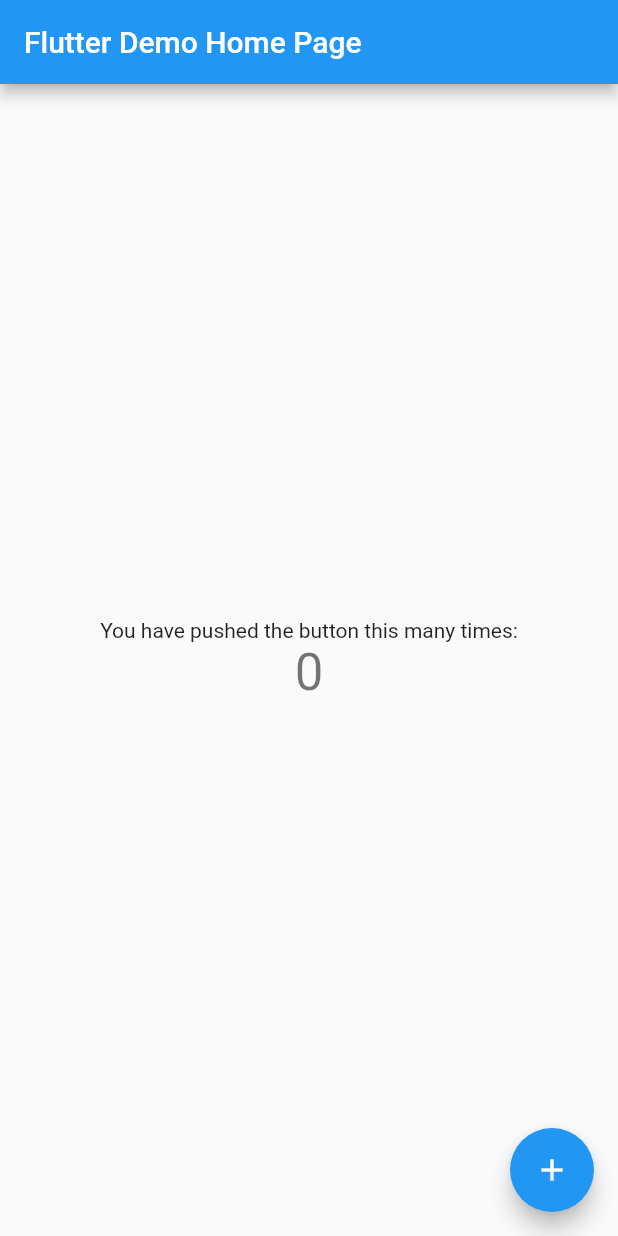
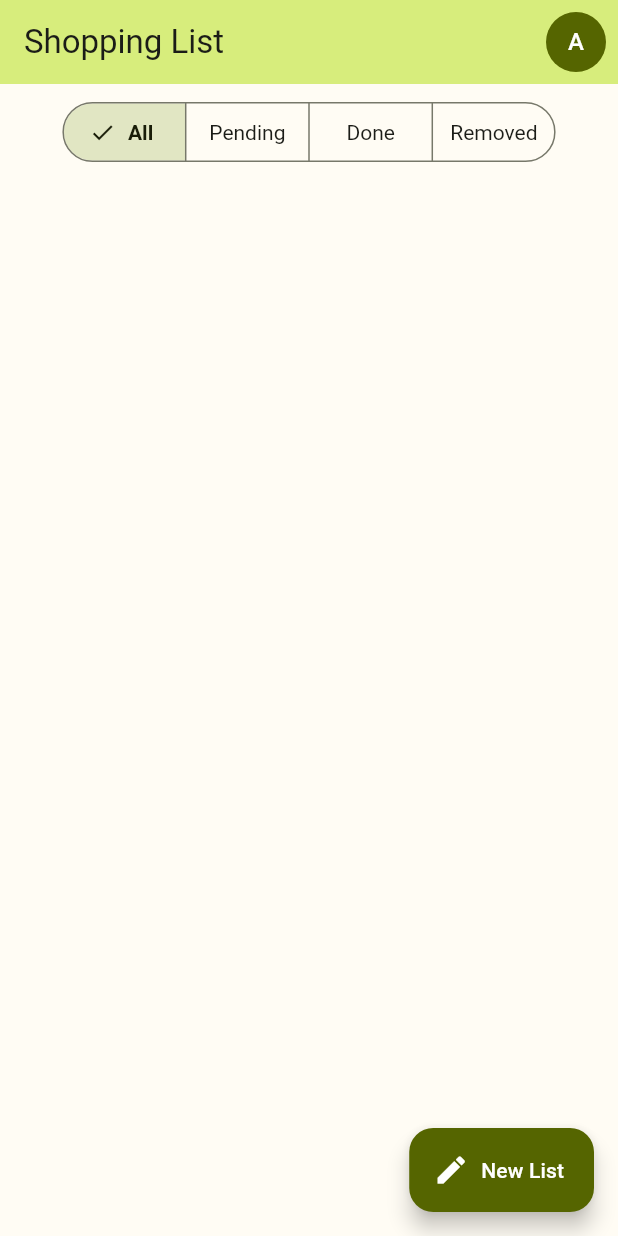
Before and after one commit to wiltonpolesca/flutter-shop_list, a Flutter app: the screen it shows after launch, on a phone screen of 412 x 824 dp. Run offline on Flutter 3.47's test engine with Material 2 defaults, Android fonts, the light colour scheme and no system bars.

Commit message:
Applied theme Added new widgets Creating the home-page

```diff
--- a/lib/main.dart
+++ b/lib/main.dart
@@ -1,115 +1,8 @@
 import 'package:flutter/material.dart';
+import 'package:shop_list/src/home/home_page.dart';
+import 'package:shop_list/src/shared/app_widget.dart';
 
 void main() {
-  runApp(const MyApp());
+  const _appTitle = 'Shopping List';
+  runApp(const AppWidget(_appTitle, HomePage()));
 }
-
-class MyApp extends StatelessWidget {
-  const MyApp({super.key});
-
-  // This widget is the root of your application.
-  @override
-  Widget build(BuildContext context) {
-    return MaterialApp(
-      title: 'Flutter Demo',
-      theme: ThemeData(
-        // This is the theme of your application.
-        //
-        // Try running your application with "flutter run". You'll see the
-        // application has a blue toolbar. Then, without quitting the app, try
-        // changing the primarySwatch below to Colors.green and then invoke
-        // "hot reload" (press "r" in the console where you ran "flutter run",
-        // or simply save your changes to "hot reload" in a Flutter IDE).
-        // Notice that the counter didn't reset back to zero; the application
-        // is not restarted.
-        primarySwatch: Colors.blue,
-      ),
-      home: const MyHomePage(title: 'Flutter Demo Home Page'),
-    );
-  }
-}
-
-class MyHomePage extends StatefulWidget {
-  const MyHomePage({super.key, required this.title});
-
-  // This widget is the home page of your application. It is stateful, meaning
-  // that it has a State object (defined below) that contains fields that affect
-  // how it looks.
-
-  // This class is the configuration for the state. It holds the values (in this
-  // case the title) provided by the parent (in this case the App widget) and
-  // used by the build method of the State. Fields in a Widget subclass are
-  // always marked "final".
-
-  final String title;
-
-  @override
-  State<MyHomePage> createState() => _MyHomePageState();
-}
-
-class _MyHomePageState extends State<MyHomePage> {
-  int _counter = 0;
-
-  void _incrementCounter() {
-    setState(() {
-      // This call to setState tells the Flutter framework that something has
-      // changed in this State, which causes it to rerun the build method below
-      // so that the display can reflect the updated values. If we changed
-      // _counter without calling setState(), then the build method would not be
-      // called again, and so nothing would appear to happen.
-      _counter++;
-    });
-  }
-
-  @override
-  Widget build(BuildContext context) {
-    // This method is rerun every time setState is called, for instance as done
-    // by the _incrementCounter method above.
-    //
-    // The Flutter framework has been optimized to make rerunning build methods
-    // fast, so that you can just rebuild anything that needs updating rather
-    // than having to individually change instances of widgets.
-    return Scaffold(
-      appBar: AppBar(
-        // Here we take the value from the MyHomePage object that was created by
-        // the App.build method, and use it to set our appbar title.
-        title: Text(widget.title),
-      ),
-      body: Center(
-        // Center is a layout widget. It takes a single child and positions it
-        // in the middle of the parent.
-        child: Column(
-          // Column is also a layout widget. It takes a list of children and
-          // arranges them vertically. By default, it sizes itself to fit its
-          // children horizontally, and tries to be as tall as its parent.
-          //
-          // Invoke "debug painting" (press "p" in the console, choose the
-          // "Toggle Debug Paint" action from the Flutter Inspector in Android
-          // Studio, or the "Toggle Debug Paint" command in Visual Studio Code)
-          // to see the wireframe for each widget.
-          //
-          // Column has various properties to control how it sizes itself and
-          // how it positions its children. Here we use mainAxisAlignment to
-          // center the children vertically; the main axis here is the vertical
-          // axis because Columns are vertical (the cross axis would be
-          // horizontal).
-          mainAxisAlignment: MainAxisAlignment.center,
-          children: <Widget>[
-            const Text(
-              'You have pushed the button this many times:',
-            ),
-            Text(
-              '$_counter',
-              style: Theme.of(context).textTheme.headlineMedium,
-            ),
-          ],
-        ),
-      ),
-      floatingActionButton: FloatingActionButton(
-        onPressed: _incrementCounter,
-        tooltip: 'Increment',
-        child: const Icon(Icons.add),
-      ), // This trailing comma makes auto-formatting nicer for build methods.
-    );
-  }
-}
--- /dev/null
+++ b/lib/src/home/home_page.dart
@@ -0,0 +1,62 @@
+import 'package:flutter/material.dart';
+import 'package:shop_list/src/shared/widgets/user_avatar_button.dart';
+
+class HomePage extends StatefulWidget {
+  const HomePage({super.key});
+
+  @override
+  State<HomePage> createState() => _HomePageState();
+}
+
+class _HomePageState extends State<HomePage> {
+  @override
+  Widget build(BuildContext context) {
+    return Scaffold(
+      appBar: AppBar(
+        title: const Text('Shopping List'),
+        actions: const [
+          Padding(
+            padding: EdgeInsets.only(right: 8),
+            child: UserAvatarButton(),
+          )
+        ],
+      ),
+      body: Center(
+        child: Column(
+          children: [
+            Padding(
+              padding: const EdgeInsets.all(8),
+              child: SegmentedButton<int>(
+                segments: const [
+                  ButtonSegment(
+                    value: 0,
+                    label: Text('All'),
+                  ),
+                  ButtonSegment(
+                    value: 1,
+                    label: Text('Pending'),
+                  ),
+                  ButtonSegment(
+                    value: 2,
+                    label: Text('Done'),
+                  ),
+                  ButtonSegment(
+                    value: 3,
+                    label: Text('Removed'),
+                  ),
+                ],
+                onSelectionChanged: (values) {},
+                selected: const {0},
+              ),
+            ),
+          ],
+        ),
+      ),
+      floatingActionButton: FloatingActionButton.extended(
+        onPressed: () {},
+        label: const Text('New List'),
+        icon: const Icon(Icons.edit),
+      ),
+    );
+  }
+}
--- /dev/null
+++ b/lib/src/shared/app_widget.dart
@@ -0,0 +1,27 @@
+import 'package:flutter/material.dart';
+
+import 'theme/themes.dart';
+
+class AppWidget extends StatelessWidget {
+  final String title;
+  final Widget home;
+  final ThemeMode themeMode;
+  const AppWidget(
+    this.title,
+    this.home, {
+    this.themeMode = ThemeMode.light,
+    super.key,
+  });
+
+  // This widget is the root of your application.
+  @override
+  Widget build(BuildContext context) {
+    return MaterialApp(
+      title: title,
+      themeMode: themeMode,
+      theme: lightTheme,
+      darkTheme: darkTheme,
+      home: home,
+    );
+  }
+}
--- /dev/null
+++ b/lib/src/shared/theme/themes.dart
@@ -0,0 +1,36 @@
+import 'package:flutter/material.dart';
+part 'color_schemes.g.dart';
+
+ThemeData get lightTheme => ThemeData(
+      useMaterial3: true,
+      colorScheme: _lightColorScheme,
+      appBarTheme:
+          AppBarTheme(backgroundColor: _lightColorScheme.primaryContainer),
+      floatingActionButtonTheme: FloatingActionButtonThemeData(
+        backgroundColor: _lightColorScheme.primary,
+        foregroundColor: Colors.white,
+      ),
+      segmentedButtonTheme: _segmentedButtonThemeData,
+    );
+
+ThemeData get darkTheme => ThemeData(
+      useMaterial3: true,
+      colorScheme: _darkColorScheme,
+      appBarTheme: AppBarTheme(
+        backgroundColor: _darkColorScheme.primaryContainer,
+      ),
+      segmentedButtonTheme: _segmentedButtonThemeData,
+    );
+
+SegmentedButtonThemeData get _segmentedButtonThemeData =>
+    SegmentedButtonThemeData(
+      style: ButtonStyle(
+        textStyle: MaterialStateProperty.resolveWith<TextStyle>((states) {
+          if (states.contains(MaterialState.selected)) {
+            return const TextStyle(fontWeight: FontWeight.bold);
+          }
+
+          return const TextStyle(fontWeight: FontWeight.normal);
+        }),
+      ),
+    );
--- /dev/null
+++ b/lib/src/shared/widgets/user_avatar_button.dart
@@ -0,0 +1,16 @@
+import 'package:flutter/material.dart';
+
+class UserAvatarButton extends StatelessWidget {
+  const UserAvatarButton({super.key});
+
+  @override
+  Widget build(BuildContext context) {
+    return GestureDetector(
+      child: CircleAvatar(
+        backgroundColor: Theme.of(context).primaryColor,
+        foregroundColor: Colors.white,
+        child: const Text('A'),
+      ),
+    );
+  }
+}
--- a/pubspec.yaml
+++ b/pubspec.yaml
@@ -1,5 +1,5 @@
 name: shop_list
-description: A new Flutter project.
+description: Shopping List
 # The following line prevents the package from being accidentally published to
 # pub.dev using `flutter pub publish`. This is preferred for private packages.
 publish_to: 'none' # Remove this line if you wish to publish to pub.dev
```
Also changed, not shown: lib/src/shared/theme/color_schemes.g.dart (added), 1 other file.
